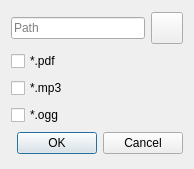
This is src/Dialogs/addfilestoindexdialog.ui in pasbi/CAN as Qt 5 draws it before an edit. The edited form follows.
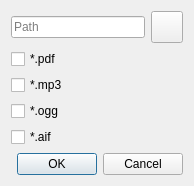
This is the edited form. Icons and pictures are not drawn.

Patch:
```diff
--- a/src/Dialogs/addfilestoindexdialog.ui
+++ b/src/Dialogs/addfilestoindexdialog.ui
@@ -69,6 +69,13 @@
      </property>
     </widget>
    </item>
+   <item>
+    <widget class="QCheckBox" name="checkBoxAif">
+     <property name="text">
+      <string>*.aif</string>
+     </property>
+    </widget>
+   </item>
    <item>
     <widget class="QDialogButtonBox" name="buttonBox">
      <property name="standardButtons">
```
